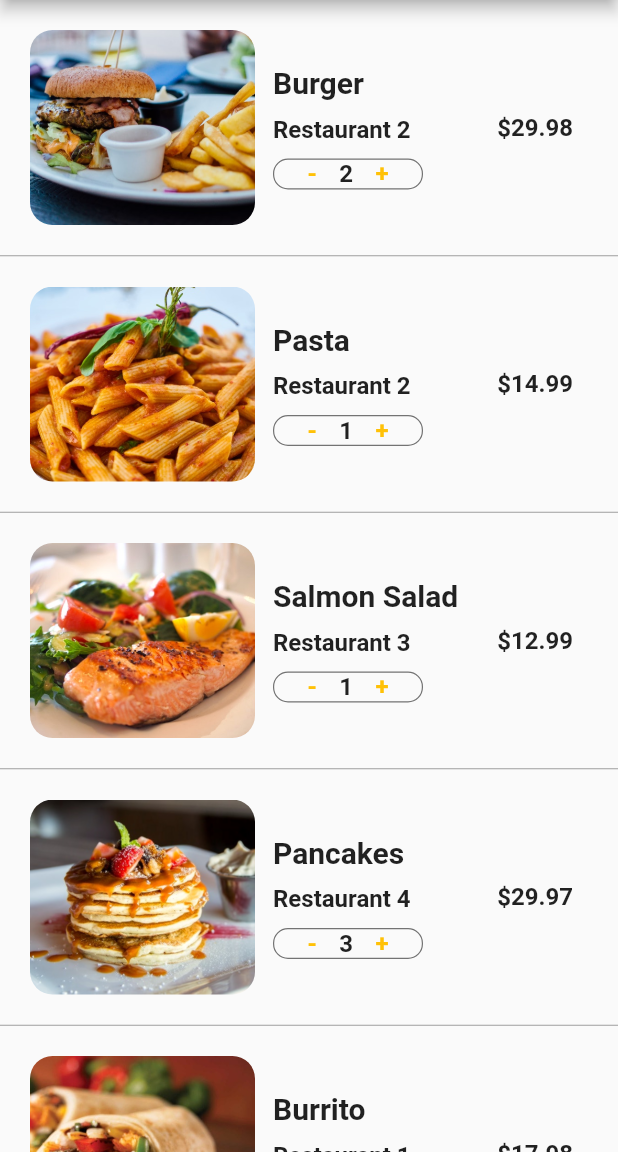
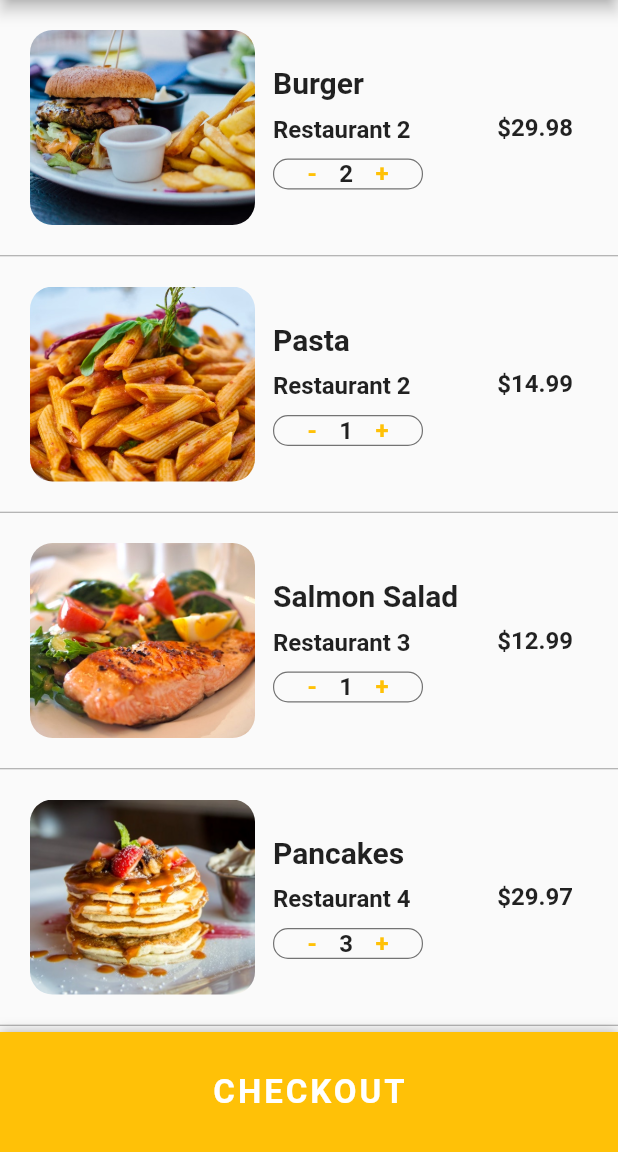
Before and after one commit to AbderrahmenBmz/Food_Delivery_UI_Flutter, a Flutter app: the CartScreen screen opened directly, on a phone screen of 412 x 824 dp, the part 84-1236 px from its top. Run offline on Flutter 3.47's test engine with Material 2 defaults, Android fonts, the phone set to English and light mode, and no system bars.

Commit message:
add checkout

```diff
--- a/lib/screens/cart_screen.dart
+++ b/lib/screens/cart_screen.dart
@@ -117,6 +117,9 @@ class _CartScreenState extends State<CartScreen> {
 
   @override
   Widget build(BuildContext context) {
+    double totalPrice = 0;
+    currentUser.cart.forEach(
+        (Order order) => totalPrice += order.quantity * order.food.price);
     return Scaffold(
       appBar: AppBar(
         title: Text(
@@ -124,10 +127,61 @@ class _CartScreenState extends State<CartScreen> {
         ),
       ),
       body: ListView.separated(
-        itemCount: currentUser.cart.length,
+        itemCount: currentUser.cart.length + 1,
         itemBuilder: (BuildContext context, int index) {
-          Order order = currentUser.cart[index];
-          return _buildCartItem(order);
+          if (index < currentUser.cart.length) {
+            Order order = currentUser.cart[index];
+            return _buildCartItem(order);
+          }
+
+          return Padding(
+            padding: EdgeInsets.all(20.0),
+            child: Column(
+              children: <Widget>[
+                Row(
+                  mainAxisAlignment: MainAxisAlignment.spaceBetween,
+                  children: <Widget>[
+                    Text(
+                      'Estimated Delivery Time:',
+                      style: TextStyle(
+                        fontSize: 20.0,
+                        fontWeight: FontWeight.w600,
+                      ),
+                    ),
+                    Text(
+                      '25 min',
+                      style: TextStyle(
+                        fontSize: 20.0,
+                        fontWeight: FontWeight.w600,
+                      ),
+                    ),
+                  ],
+                ),
+                SizedBox(height: 10.0),
+                Row(
+                  mainAxisAlignment: MainAxisAlignment.spaceBetween,
+                  children: <Widget>[
+                    Text(
+                      'Total Cost:',
+                      style: TextStyle(
+                        fontSize: 20.0,
+                        fontWeight: FontWeight.w600,
+                      ),
+                    ),
+                    Text(
+                      '\$${totalPrice.toStringAsFixed(2)}',
+                      style: TextStyle(
+                        color: Colors.green[700],
+                        fontSize: 20.0,
+                        fontWeight: FontWeight.w600,
+                      ),
+                    ),
+                  ],
+                ),
+                SizedBox(height: 80.0),
+              ],
+            ),
+          );
         },
         separatorBuilder: (BuildContext context, int index) {
           return Divider(
@@ -136,6 +190,34 @@ class _CartScreenState extends State<CartScreen> {
           );
         },
       ),
+      bottomSheet: Container(
+        height: 80.0,
+        width: MediaQuery.of(context).size.width,
+        decoration: BoxDecoration(
+          color: Theme.of(context).primaryColor,
+          boxShadow: [
+            BoxShadow(
+              color: Colors.black26,
+              offset: Offset(0, -1),
+              blurRadius: 6.0,
+            ),
+          ],
+        ),
+        child: Center(
+          child: FlatButton(
+            onPressed: () {},
+            child: Text(
+              'CHECKOUT',
+              style: TextStyle(
+                color: Colors.white,
+                fontSize: 22.0,
+                fontWeight: FontWeight.bold,
+                letterSpacing: 2.0,
+              ),
+            ),
+          ),
+        ),
+      ),
     );
   }
 }
```
